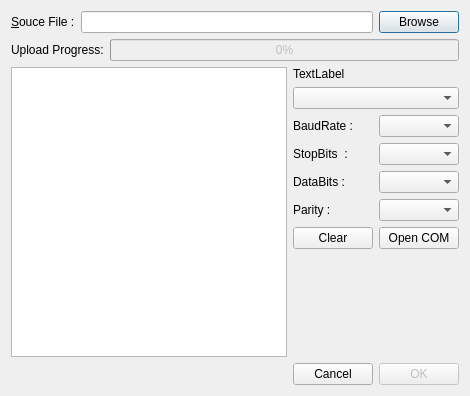
The window that browsedialog.ui (liangzelang/Qt_SerialPort_FileReadWrite) describes before a commit, drawn with Qt 5.
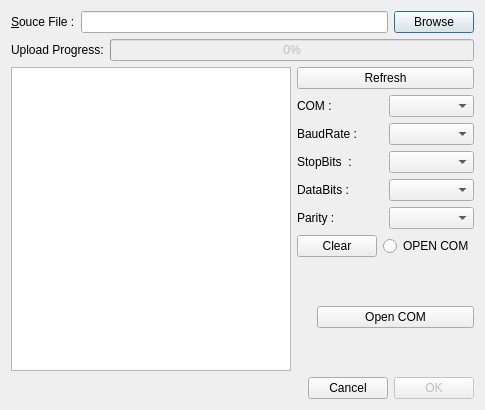
The same window after the commit.

```diff
--- a/browsedialog.ui
+++ b/browsedialog.ui
@@ -6,8 +6,8 @@
    <rect>
     <x>0</x>
     <y>0</y>
-    <width>470</width>
-    <height>396</height>
+    <width>485</width>
+    <height>410</height>
    </rect>
   </property>
   <property name="windowTitle">
@@ -67,7 +67,7 @@
     </layout>
    </item>
    <item>
-    <layout class="QHBoxLayout" name="horizontalLayout_8">
+    <layout class="QHBoxLayout" name="horizontalLayout_11">
      <item>
       <widget class="QPlainTextEdit" name="plainTextEdit">
        <property name="enabled">
@@ -78,15 +78,26 @@
      <item>
       <layout class="QVBoxLayout" name="verticalLayout">
        <item>
+        <widget class="QPushButton" name="refreshpushButton">
+         <property name="text">
+          <string>Refresh</string>
+         </property>
+        </widget>
+       </item>
+       <item>
+        <layout class="QHBoxLayout" name="horizontalLayout_8">
+         <item>
         <widget class="QLabel" name="label_2">
          <property name="text">
-          <string>TextLabel</string>
+            <string>COM :</string>
          </property>
         </widget>
        </item>
        <item>
         <widget class="QComboBox" name="comNameBox"/>
        </item>
+        </layout>
+       </item>
        <item>
         <layout class="QHBoxLayout" name="horizontalLayout_2">
          <item>
@@ -153,14 +164,56 @@
           </widget>
          </item>
          <item>
-          <widget class="QPushButton" name="StartpushButton">
+          <widget class="QRadioButton" name="radioButton">
+           <property name="palette">
+            <palette>
+             <active>
+              <colorrole role="LinkVisited">
+               <brush brushstyle="SolidPattern">
+                <color alpha="255">
+                 <red>200</red>
+                 <green>33</green>
+                 <blue>200</blue>
+                </color>
+               </brush>
+              </colorrole>
+             </active>
+             <inactive>
+              <colorrole role="LinkVisited">
+               <brush brushstyle="SolidPattern">
+                <color alpha="255">
+                 <red>200</red>
+                 <green>33</green>
+                 <blue>200</blue>
+                </color>
+               </brush>
+              </colorrole>
+             </inactive>
+             <disabled>
+              <colorrole role="LinkVisited">
+               <brush brushstyle="SolidPattern">
+                <color alpha="255">
+                 <red>200</red>
+                 <green>33</green>
+                 <blue>200</blue>
+                </color>
+               </brush>
+              </colorrole>
+             </disabled>
+            </palette>
+           </property>
            <property name="text">
-            <string>Open COM</string>
+            <string>OPEN COM</string>
+           </property>
+           <property name="checked">
+            <bool>false</bool>
            </property>
           </widget>
          </item>
         </layout>
        </item>
+       <item>
+        <layout class="QHBoxLayout" name="horizontalLayout_10">
        <item>
         <spacer name="verticalSpacer">
          <property name="orientation">
@@ -174,6 +227,15 @@
          </property>
         </spacer>
        </item>
+         <item>
+          <widget class="QPushButton" name="startpushButton">
+           <property name="text">
+            <string>Open COM</string>
+           </property>
+          </widget>
+         </item>
+        </layout>
+       </item>
       </layout>
      </item>
     </layout>
```
Left out of the diff: 11 changed lines with no effect on the pictures. Lines whose indentation alone changed are shown as unchanged.
